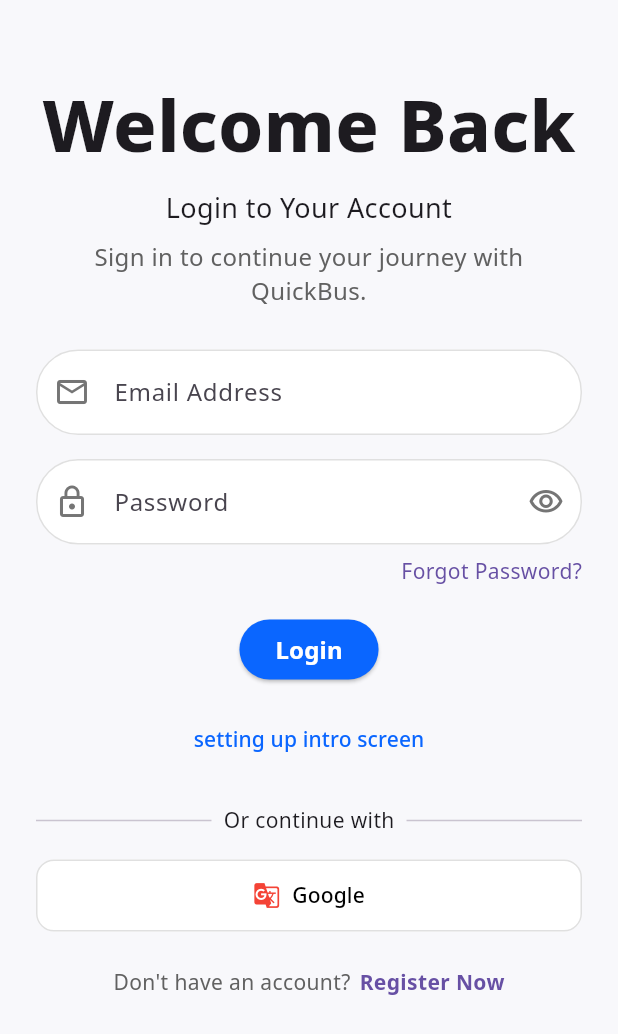
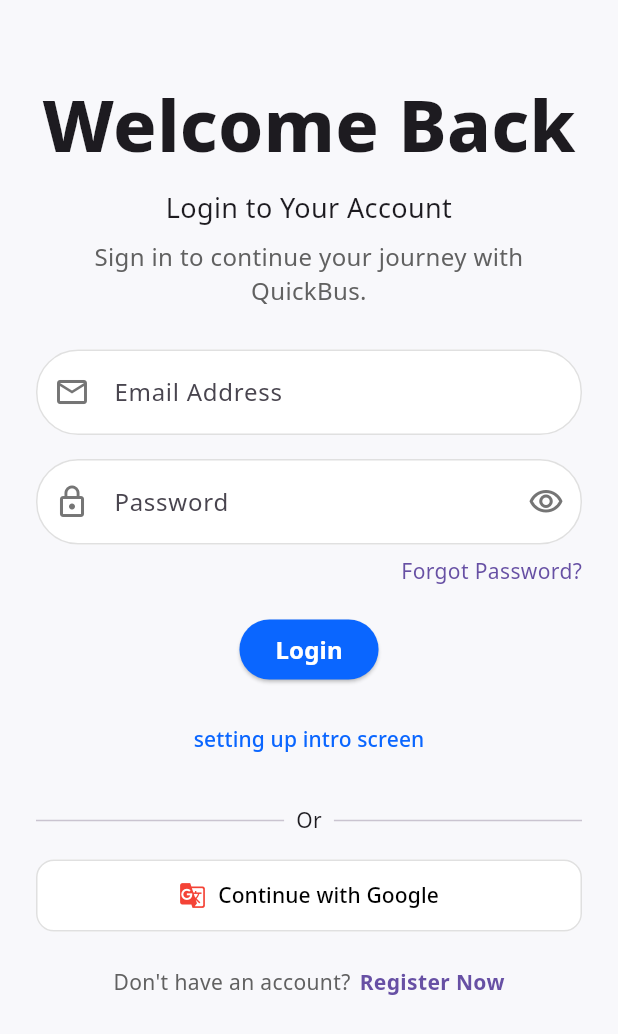
Before and after one commit to rkshan/bus_booking_mobile_app, a Flutter app: the LoginScreen screen opened by its route, on a phone screen of 412 x 824 dp. Shown: the top 1034 px of the screen. Run offline on Flutter 3.47's test engine with Material 3 defaults, Android fonts, the light colour scheme and no system bars; our stand-ins replace flutter_dotenv, google_fonts, shared_preferences, supabase_flutter; accounts and stored records are empty.

Commit message:
feat: multi language setup and resolve screen overflow

```diff
--- a/bus_booking_mobile_app/lib/features/login/presentation/login_screen.dart
+++ b/bus_booking_mobile_app/lib/features/login/presentation/login_screen.dart
@@ -131,7 +131,7 @@
               ),
 
               const SizedBox(height: 20),
-              Row(children: const [Expanded(child: Divider()), SizedBox(width: 8), Text('Or continue with'), SizedBox(width: 8), Expanded(child: Divider())]),
+              Row(children: [Expanded(child: Divider()), SizedBox(width: 8), Text(AppLocalizations.of(context)!.login_screen_or_continue), SizedBox(width: 8), Expanded(child: Divider())]),
               const SizedBox(height: 16),
 
               SizedBox(
@@ -147,18 +147,38 @@
                   child: Row(
                     mainAxisSize: MainAxisSize.min,
                     mainAxisAlignment: MainAxisAlignment.center,
-                    children: const [Icon(Icons.g_translate, color: Colors.red), SizedBox(width: 8), Text('Google', style: TextStyle(color: Colors.black))],
+                    children: [
+                      Icon(Icons.g_translate, color: Colors.red),
+                      SizedBox(width: 8),
+                      Text(
+                        AppLocalizations.of(context)!.login_screen_google_login,
+                        style: TextStyle(color: Colors.black),
+                      ),
+                    ],
                   ),
                 ),
               ),
 
               const SizedBox(height: 24),
-              Row(
-                mainAxisAlignment: MainAxisAlignment.center,
+              Wrap(
+                alignment: WrapAlignment.center,
                 children: [
-                  Text(AppLocalizations.of(context)!.login_screen_no_account, style: TextStyle(color: Colors.grey[700], fontFamily: fontFamily)),
+                  Text(
+                    AppLocalizations.of(context)!.login_screen_no_account,
+                    style: TextStyle(
+                      color: Colors.grey[700],
+                      fontFamily: fontFamily,
+                    ),
+                  ),
                   const SizedBox(width: 6),
-                  Text(AppLocalizations.of(context)!.login_screen_register_now, style: TextStyle(color: Theme.of(context).primaryColor, fontWeight: FontWeight.bold, fontFamily: fontFamily)),
+                  Text(
+                    AppLocalizations.of(context)!.login_screen_register_now,
+                    style: TextStyle(
+                      color: Theme.of(context).primaryColor,
+                      fontWeight: FontWeight.bold,
+                      fontFamily: fontFamily,
+                    ),
+                  ),
                 ],
               ),
 
```
